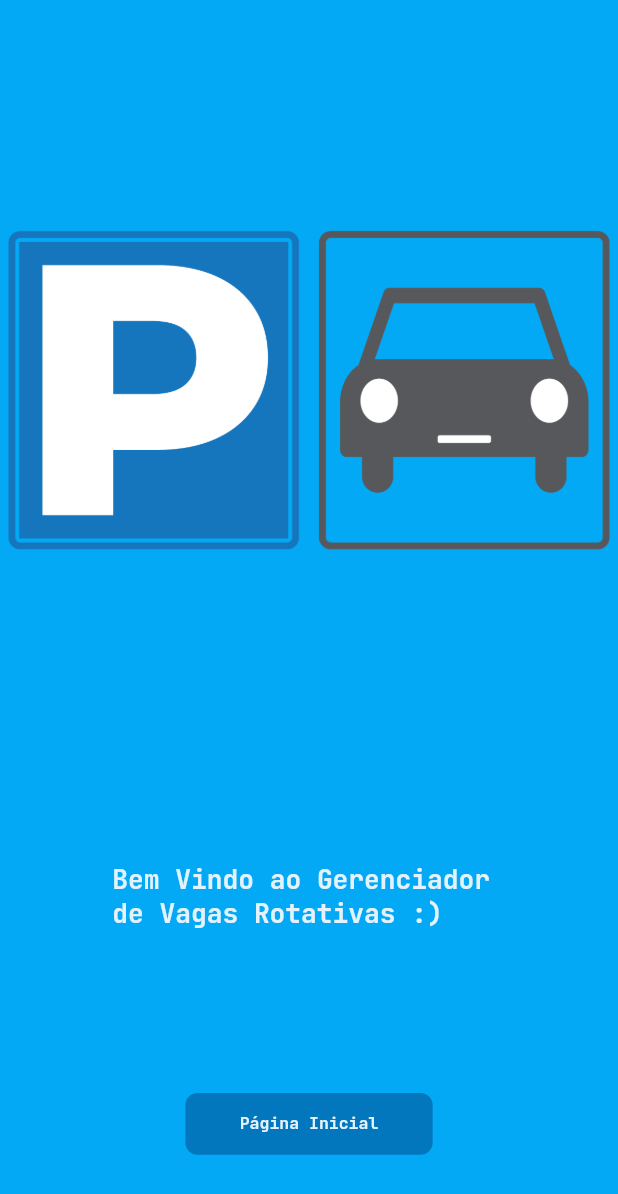
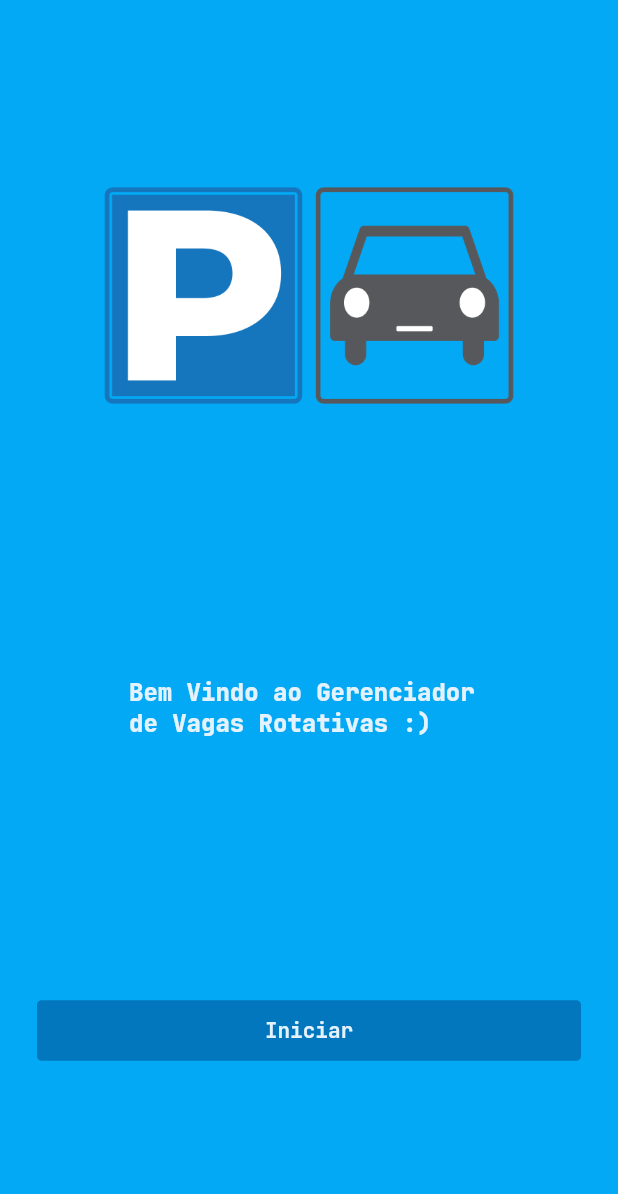
Before and after one commit to Victor-Zarzar/gerenciador_vagas_rotativas, a Flutter app: the screen it shows after launch, on a phone screen of 412 x 824 dp. Shown: the top 1194 px of the screen. Run offline on Flutter 3.47's test engine with Material 3 defaults, Android fonts, the phone set to English and light mode, and no system bars; drawn by our look-alikes of getwidget; our stand-ins replace google_fonts, sqflite; accounts and stored records are empty.

Commit message:
Refactor Homescreen, IntroPage, and appassets, apptheme

```diff
--- a/lib/components/AppAssets/app_assets.dart
+++ b/lib/components/AppAssets/app_assets.dart
@@ -4,6 +4,8 @@ class ImageOne {
   ImageOne._();
 
   static Image asset() {
-    return Image.asset('lib/assets/carparking.png');
+    return Image.asset('lib/assets/carparking.png',
+    width: 280,
+    height: 280,);
   }
 }
--- a/lib/components/AppTheme/app_theme.dart
+++ b/lib/components/AppTheme/app_theme.dart
@@ -16,12 +16,10 @@ class FontTextColor {
   static Color get secondaryColor => const Color(0xFFE3F2FD);
 }
 
-class SplashColor {
-  SplashColor._();
+class ButtonColor {
+  ButtonColor._();
 
-  static Color get primaryColor => const Color(0xFF37474F);
-
-  static Color get secondaryColor => const Color(0xff0277bd);
+  static Color get primaryColor => const Color(0xFF0277BD);
 }
 
 class CardColor {
--- a/lib/pages/HomeScreen/home_screen.dart
+++ b/lib/pages/HomeScreen/home_screen.dart
@@ -2,6 +2,8 @@ import 'package:flutter/material.dart';
 import 'package:gerenciador_vagas_rotativas/components/AppTheme/app_theme.dart';
 import 'package:gerenciador_vagas_rotativas/data/database/database_helper.dart';
 import 'package:gerenciador_vagas_rotativas/data/vacancies/vacancies_app.dart';
+import 'package:getwidget/getwidget.dart';
+import 'package:google_fonts/google_fonts.dart';
 
 class HomePage extends StatefulWidget {
   const HomePage({super.key});
@@ -31,6 +33,21 @@ class _HomePageState extends State<HomePage> {
     double myHeight = MediaQuery.of(context).size.height;
     double myWidth = MediaQuery.of(context).size.width;
     return Scaffold(
+       appBar: GFAppBar(
+        automaticallyImplyLeading: false,
+        centerTitle: true,
+        backgroundColor: AppTheme.primaryColor,
+        title: Text(
+          'Gerenciador Vagas',
+          style: GoogleFonts.jetBrainsMono(
+            textStyle: TextStyle(
+              fontSize: 16,
+              fontWeight: FontWeight.bold,
+              color: FontTextColor.secondaryColor,
+            ),
+          ),
+        ),
+      ),
       backgroundColor: AppTheme.primaryColor,
       body: ListView.builder(
         itemCount: vacancies.length,
--- a/lib/pages/IntroScreen/intro_screen.dart
+++ b/lib/pages/IntroScreen/intro_screen.dart
@@ -2,6 +2,7 @@ import 'package:flutter/material.dart';
 import 'package:gerenciador_vagas_rotativas/components/AppAssets/app_assets.dart';
 import 'package:gerenciador_vagas_rotativas/components/AppTheme/app_theme.dart';
 import 'package:gerenciador_vagas_rotativas/pages/HomeScreen/home_screen.dart';
+import 'package:getwidget/getwidget.dart';
 import 'package:google_fonts/google_fonts.dart';
 
 class IntroPage extends StatefulWidget {
@@ -29,38 +30,31 @@ class _IntroPageState extends State<IntroPage> {
               "Bem Vindo ao Gerenciador \nde Vagas Rotativas :)",
               style: GoogleFonts.jetBrainsMono(
                 textStyle: TextStyle(
-                  fontSize: 17.5,
-                  fontWeight: FontWeight.bold,
+                  fontSize: 16,
+                  fontWeight: FontWeight.w900,
                   color: FontTextColor.secondaryColor,
                 ),
               ),
             ),
-            GestureDetector(
-              onTap: () {
-                Navigator.push(
-                  context,
-                  MaterialPageRoute(builder: (context) => const HomePage()),
-                );
-              },
-              child: Container(
-                width: myWidth * 0.4,
-                height: myHeight * 0.05,
-                decoration: BoxDecoration(
-                  color: SplashColor.secondaryColor,
-                  borderRadius: BorderRadius.circular(8),
+            Padding(
+              padding: const EdgeInsets.symmetric(vertical: 60),
+              child: GFButton(
+                onPressed: () {
+                  Navigator.push(
+                    context,
+                    MaterialPageRoute(builder: (context) => const HomePage()),
+                  );
+                },
+                text: "Iniciar",
+                textStyle: TextStyle(
+                  color: FontTextColor.secondaryColor,
+                  fontFamily: GoogleFonts.jetBrainsMono().fontFamily,
+                  fontSize: 14,
+                  fontWeight: FontWeight.bold,
                 ),
-                child: Center(
-                  child: Text(
-                    "Página Inicial",
-                    style: GoogleFonts.jetBrainsMono(
-                      textStyle: TextStyle(
-                        fontSize: 11,
-                        fontWeight: FontWeight.bold,
-                        color: FontTextColor.secondaryColor,
-                      ),
-                    ),
-                  ),
-                ),
+                color: ButtonColor.primaryColor,
+                size: GFSize.LARGE,
+                blockButton: true,
               ),
             ),
           ],
--- a/pubspec.yaml
+++ b/pubspec.yaml
@@ -38,6 +38,7 @@ dependencies:
   google_fonts: ^6.2.1
   sqflite: ^2.3.3+1
   path: ^1.9.0
+  getwidget: ^4.0.0
 
 dev_dependencies:
   flutter_test:
@@ -48,7 +49,7 @@ dev_dependencies:
   # activated in the `analysis_options.yaml` file located at the root of your
   # package. See that file for information about deactivating specific lint
   # rules and activating additional ones.
-  flutter_lints: ^3.0.0
+  flutter_lints: ^4.0.0
 
 # For information on the generic Dart part of this file, see the
 # following page: https://dart.dev/tools/pub/pubspec
```
Also changed, not shown: pubspec.lock, 1 other file.
